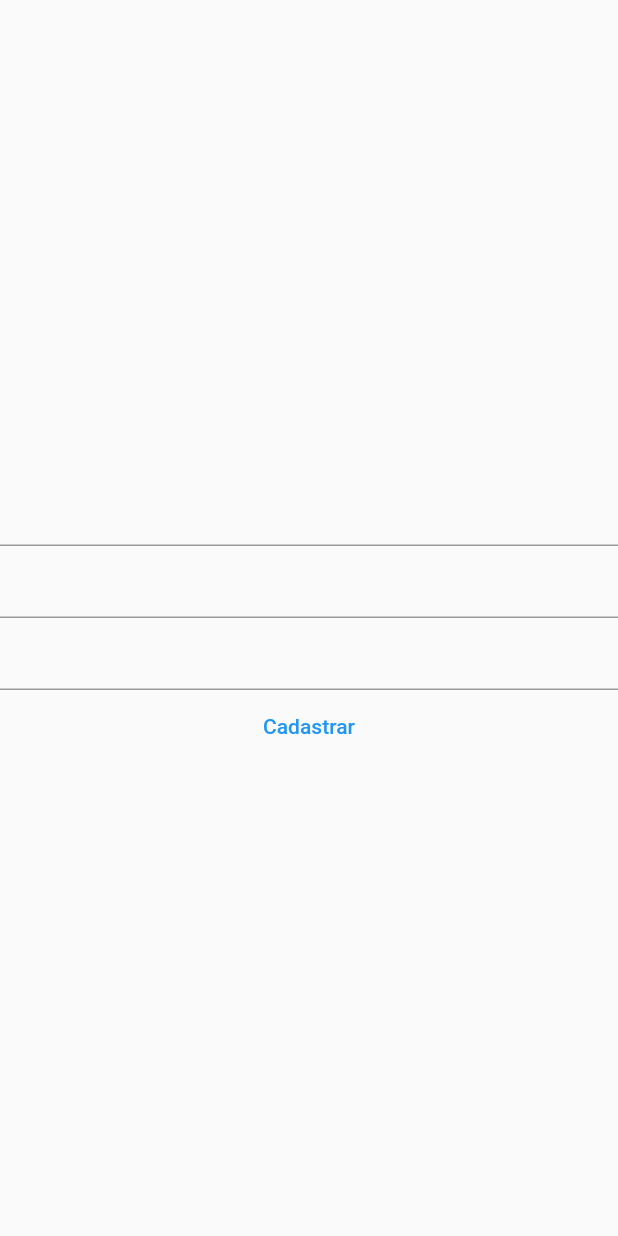
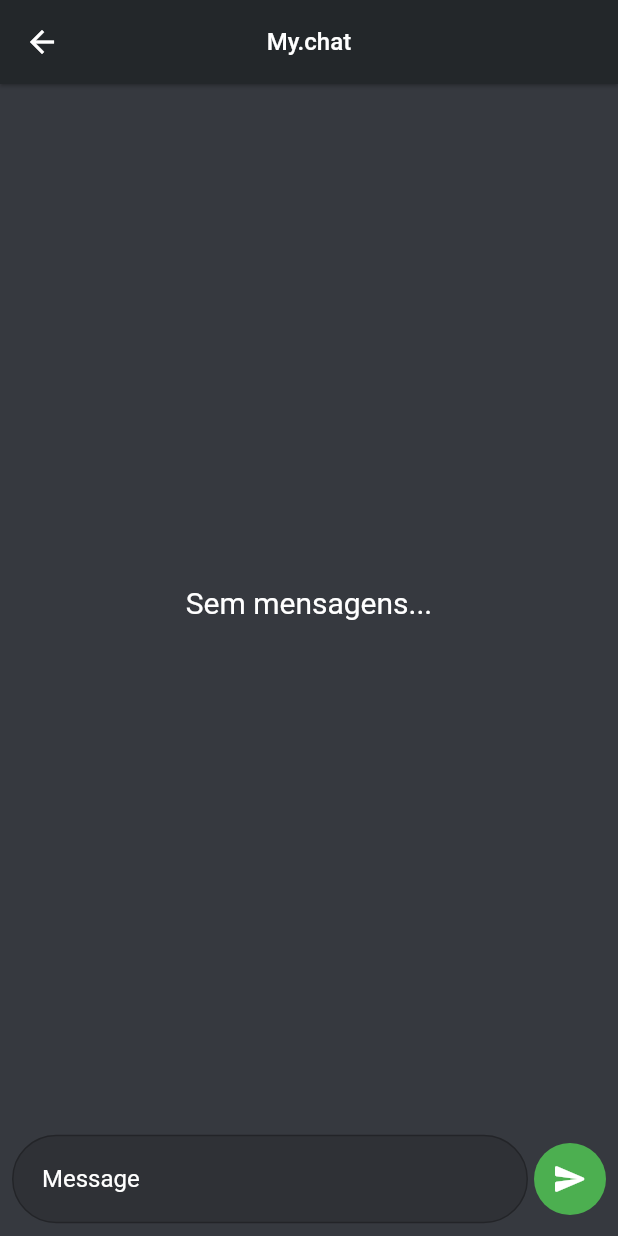
Before and after one commit to tallesrr/aplicacao, a Flutter app: the screen it shows after launch, after a tap on "Entrar", on a phone screen of 412 x 824 dp. Run offline on Flutter 3.47's test engine with Material 2 defaults, Android fonts, the phone set to English and light mode, and no system bars; our stand-ins replace cloud_firestore, firebase_core; accounts and stored records are empty.

Commit message:
novos arquivos

```diff
--- a/lib/main.dart
+++ b/lib/main.dart
@@ -1,34 +1,35 @@
-import 'package:aplicacao/ui/cadastro.dart';
-import 'package:aplicacao/ui/home_page.dart';
 import 'package:flutter/material.dart';
+import 'package:firebase_core/firebase_core.dart';
 
-void main() {
-  runApp(MaterialApp(
-      title: 'Named Routes Demo',
-      // Start the app with the "/" named route. In this case, the app starts
-      // on the FirstScreen widget.
-      initialRoute: '/',
-      routes: {
-        // When navigating to the "/" route, build the FirstScreen widget.
-        '/': (context) =>  HomePage(),
-        // When navigating to the "/second" route, build the SecondScreen widget.
-        '/cadastrar': (context) =>  Cadastrar(),
-      },
-    ),
-  );}
+import 'firebase_options.dart';
+
+import 'screens/chat_screen.dart';
+import 'screens/enter_room_screen.dart';
+
+void main() async {
+ WidgetsFlutterBinding.ensureInitialized();
+ await Firebase.initializeApp(
+   options: DefaultFirebaseOptions.currentPlatform,
+ );
+ runApp(const MyApp());
+}
 
 class MyApp extends StatelessWidget {
-  const MyApp({super.key});
+ const MyApp({Key? key}) : super(key: key);
 
-  // This widget is the root of your application.
  @override
  Widget build(BuildContext context) {
    return MaterialApp(
-      title: 'Flutter Demo',
+     debugShowCheckedModeBanner: false,
+     title: 'My.chat',
      theme: ThemeData(
        primarySwatch: Colors.blue,
      ),
-      home: HomePage(),
+     initialRoute: '/',
+     routes: {
+       '/': (context) => EnterRoomScreen(),
+       '/chat': (context) => const ChatScreen(),
+     },
    );
  }
 }
--- /dev/null
+++ b/lib/models/message_model.dart
@@ -0,0 +1,26 @@
+import 'package:cloud_firestore/cloud_firestore.dart';
+
+class MessageModel {
+ String author;
+ String message;
+ Timestamp timestamp;
+
+ MessageModel(
+     {required this.author, required this.message, required this.timestamp});
+
+ Map<String, dynamic> toJson() {
+   return {
+     'author': author,
+     'message': message,
+     'timestamp': timestamp,
+   };
+ }
+
+ factory MessageModel.fromDocument(DocumentSnapshot documentSnapshot) {
+   String author = documentSnapshot.get('author');
+   String message = documentSnapshot.get('message');
+   Timestamp timestamp = documentSnapshot.get('timestamp');
+
+   return MessageModel(author: author, message: message, timestamp: timestamp);
+ }
+}
--- /dev/null
+++ b/lib/providers/chat_provider.dart
@@ -0,0 +1,25 @@
+import 'package:cloud_firestore/cloud_firestore.dart';
+import '../models/message_model.dart';
+
+class ChatProvider {
+ final FirebaseFirestore firebaseFirestore;
+
+ ChatProvider({required this.firebaseFirestore});
+
+ Stream<QuerySnapshot> getMessageList() {
+   return firebaseFirestore
+       .collection('messages')
+       .orderBy('timestamp', descending: true)
+       .snapshots();
+ }
+
+ void sendMessage(String message, String author) {
+   MessageModel chatMessages = MessageModel(
+     author: author,
+     timestamp: Timestamp.now(),
+     message: message,
+   );
+
+   firebaseFirestore.collection('messages').add(chatMessages.toJson());
+ }
+}
--- /dev/null
+++ b/lib/screens/chat_screen.dart
@@ -0,0 +1,106 @@
+import 'package:flutter/material.dart';
+import 'package:cloud_firestore/cloud_firestore.dart';
+
+import '../models/message_model.dart';
+import '../providers/chat_provider.dart';
+import '../widgets/input_message.dart';
+import '../widgets/message_bubble.dart';
+
+class ChatScreen extends StatefulWidget {
+ const ChatScreen({Key? key}) : super(key: key);
+
+ @override
+ State<ChatScreen> createState() => _ChatScreenState();
+}
+
+class _ChatScreenState extends State<ChatScreen> {
+ final ChatProvider chatProvider =
+     ChatProvider(firebaseFirestore: FirebaseFirestore.instance);
+
+ final TextEditingController messageEditingController =
+     TextEditingController();
+
+ List<QueryDocumentSnapshot> messageList = [];
+
+ final ScrollController scrollController = ScrollController();
+
+ currentUser(context) => ModalRoute.of(context)?.settings.arguments as String;
+
+ void sendMessage(String message) {
+   if (message.isNotEmpty) {
+     messageEditingController.clear();
+     chatProvider.sendMessage(message.trim(), currentUser(context));
+     scrollController.animateTo(0,
+         duration: const Duration(milliseconds: 300), curve: Curves.easeOut);
+   }
+ }
+
+ @override
+ Widget build(BuildContext context) {
+   return Scaffold(
+     backgroundColor: const Color(0XFF36393f),
+     appBar: AppBar(
+       centerTitle: true,
+       backgroundColor: const Color(0XFF23272a),
+       elevation: 1,
+       title: const Text('My.chat', style: TextStyle(fontSize: 16)),
+     ),
+     body: Stack(
+       children: <Widget>[
+         Column(
+           children: <Widget>[
+             Flexible(
+               child: StreamBuilder<QuerySnapshot>(
+                 stream: chatProvider.getMessageList(),
+                 builder: (BuildContext context,
+                     AsyncSnapshot<QuerySnapshot> snapshot) {
+                   if (snapshot.hasData) {
+                     messageList = snapshot.data!.docs;
+
+                     if (messageList.isNotEmpty) {
+                       return ListView.builder(
+                           padding: const EdgeInsets.all(10),
+                           itemCount: messageList.length,
+                           reverse: true,
+                           controller: scrollController,
+                           itemBuilder: (context, index) =>
+                               _buildItem(index, messageList[index]));
+                     } else {
+                       return const Center(
+                         child: Text('Sem mensagens...',
+                             style: TextStyle(
+                               color: Colors.white,
+                               fontSize: 20,
+                             )),
+                       );
+                     }
+                   } else {
+                     return const Center(
+                       child: CircularProgressIndicator(
+                         color: Colors.blue,
+                       ),
+                     );
+                   }
+                 },
+               ),
+             ),
+             InputMessageWidget(
+               messageEditingController: messageEditingController,
+               handleSubmit: sendMessage,
+             ),
+           ],
+         )
+       ],
+     ),
+   );
+ }
+
+ _buildItem(int index, DocumentSnapshot? documentSnapshot) {
+   if (documentSnapshot != null) {
+     final chatMessage = MessageModel.fromDocument(documentSnapshot);
+     final isMe = chatMessage.author == currentUser(context);
+
+     return MessageBubbleWidget(chatMessage: chatMessage, isMe: isMe);
+   }
+ }
+}
--- /dev/null
+++ b/lib/screens/enter_room_screen.dart
@@ -0,0 +1,93 @@
+import 'package:flutter/material.dart';
+
+class EnterRoomScreen extends StatelessWidget {
+ EnterRoomScreen({Key? key}) : super(key: key);
+
+ final TextEditingController _nicknameEditingController =
+     TextEditingController();
+
+ @override
+ Widget build(BuildContext context) {
+   return GestureDetector(
+     onTap: () => FocusScope.of(context).unfocus(),
+     child: Scaffold(
+       backgroundColor: const Color(0XFF23272a),
+       body: Center(
+         child: Padding(
+           padding: const EdgeInsets.all(12.0),
+           child: Column(
+             mainAxisAlignment: MainAxisAlignment.center,
+             crossAxisAlignment: CrossAxisAlignment.start,
+             children: <Widget>[
+               const Text(
+                 'Seu nickname é...',
+                 style: TextStyle(fontSize: 20, color: Colors.white),
+               ),
+               const SizedBox(height: 12),
+               _nicknameInput(),
+               const SizedBox(height: 12),
+               _enterButton(context),
+             ],
+           ),
+         ),
+       ),
+     ),
+   );
+ }
+
+ Widget _nicknameInput() {
+   return TextFormField(
+     textInputAction: TextInputAction.done,
+     controller: _nicknameEditingController,
+     onChanged: (value) {},
+     cursorColor: const Color(0xff9b84ec),
+     style: const TextStyle(color: Colors.white),
+     decoration: const InputDecoration(
+       floatingLabelBehavior: FloatingLabelBehavior.never,
+       contentPadding: EdgeInsets.all(20.0),
+       filled: true,
+       fillColor: Color(0xff2f3136),
+       labelText: 'Nickname',
+       suffixText: 'Nickname',
+       hintStyle: TextStyle(color: Colors.white54),
+       labelStyle: TextStyle(color: Colors.white54),
+       enabledBorder: OutlineInputBorder(
+         borderSide: BorderSide(color: Colors.black26),
+       ),
+       focusedBorder: OutlineInputBorder(
+         borderSide: BorderSide(color: Color(0xff9b84ec), width: 1),
+         borderRadius: BorderRadius.all(Radius.circular(8.0)),
+       ),
+       border: OutlineInputBorder(
+         borderSide: BorderSide(color: Colors.red, width: 5),
+         borderRadius: BorderRadius.all(Radius.circular(8.0)),
+         gapPadding: 8.0,
+       ),
+     ),
+   );
+ }
+
+ Widget _enterButton(context) {
+   return Row(
+     children: [
+       Expanded(
+         child: ElevatedButton(
+           onPressed: () {
+             Navigator.pushNamed(context, '/chat',
+                 arguments: _nicknameEditingController.text);
+             _nicknameEditingController.clear();
+           },
+           child: const Text('Entrar'),
+           style: ElevatedButton.styleFrom(
+             textStyle: const TextStyle(
+               fontSize: 14,
+               fontWeight: FontWeight.w500,
+             ),
+             primary: const Color(0xff9b84ec),
+           ),
+         ),
+       ),
+     ],
+   );
+ }
+}
--- a/lib/ui/cadastro.dart
+++ b/lib/ui/cadastro.dart
@@ -1,6 +1,8 @@
 import 'package:flutter/material.dart';
 
 class Cadastrar extends StatelessWidget {
+  const Cadastrar({super.key});
+
   @override
   Widget build(BuildContext context) {
     return Scaffold(
@@ -11,8 +13,8 @@ class Cadastrar extends StatelessWidget {
         TextFormField(),
         TextFormField(),
          TextButton(onPressed: (){
-          Navigator.pushNamed(context, '/');
-        }, child: Text('Cadastrar'))
+          Navigator.pushNamed(context, '/voltar');
+        }, child: const Text('Cadastrar'))
       ]),
     );
   }
--- a/lib/ui/home_page.dart
+++ b/lib/ui/home_page.dart
@@ -1,6 +1,8 @@
 import 'package:flutter/material.dart';
 
 class HomePage extends StatelessWidget {
+  const HomePage({super.key});
+
   @override
   Widget build(BuildContext context) {
     return Scaffold(
@@ -12,7 +14,7 @@ class HomePage extends StatelessWidget {
         TextFormField(),
          TextButton(onPressed: (){
           Navigator.pushNamed(context, '/cadastrar');
-        }, child: Text('Entrar')),
+        }, child: const Text('Entrar')),
         const TextButton(onPressed: null, child: Text('Cadastrar'))
       ]),
     );
--- /dev/null
+++ b/lib/widgets/input_message.dart
@@ -0,0 +1,69 @@
+import 'package:flutter/material.dart';
+
+class InputMessageWidget extends StatelessWidget {
+ const InputMessageWidget({
+   Key? key,
+   required this.messageEditingController,
+   required this.handleSubmit,
+ }) : super(key: key);
+
+ final TextEditingController messageEditingController;
+ final Function(String message) handleSubmit;
+
+ @override
+ Widget build(BuildContext context) {
+   return Container(
+     padding: const EdgeInsets.all(8.0),
+     child: SizedBox(
+       width: double.infinity,
+       height: 60,
+       child: Row(
+         children: [
+           Flexible(
+               child: TextField(
+             keyboardType: TextInputType.text,
+             textCapitalization: TextCapitalization.sentences,
+             controller: messageEditingController,
+             cursorColor: const Color(0xff9b84ec),
+             style: const TextStyle(color: Colors.white),
+             decoration: const InputDecoration(
+               floatingLabelBehavior: FloatingLabelBehavior.never,
+               contentPadding: EdgeInsets.all(20.0),
+               filled: true,
+               fillColor: Color(0xff2f3136),
+               labelText: 'Message',
+               hintStyle: TextStyle(color: Colors.white),
+               labelStyle: TextStyle(color: Colors.white),
+               enabledBorder: OutlineInputBorder(
+                 borderSide: BorderSide(color: Colors.black26),
+                 borderRadius: BorderRadius.all(Radius.circular(60.0)),
+               ),
+               focusedBorder: OutlineInputBorder(
+                 borderSide: BorderSide(color: Color(0xff9b84ec), width: 1),
+                 borderRadius: BorderRadius.all(Radius.circular(60.0)),
+               ),
+               border: OutlineInputBorder(
+                 borderSide: BorderSide(color: Colors.green, width: 5),
+                 borderRadius: BorderRadius.all(Radius.circular(60.0)),
+                 gapPadding: 8.0,
+               ),
+             ),
+           )),
+           Container(
+             margin: const EdgeInsets.only(left: 4),
+             decoration: BoxDecoration(
+               color: Colors.green,
+               borderRadius: BorderRadius.circular(30),
+             ),
+             child: IconButton(
+               onPressed: () => handleSubmit(messageEditingController.text),
+               icon: const Icon(Icons.send_rounded),
+               color: Colors.white,
+             ),
+           ),
+         ],
+       ),
+     ),
+   );
+ }
+}
--- a/pubspec.yaml
+++ b/pubspec.yaml
@@ -35,6 +35,9 @@ dependencies:
   # The following adds the Cupertino Icons font to your application.
   # Use with the CupertinoIcons class for iOS style icons.
   cupertino_icons: ^1.0.2
+  firebase_core: ^2.13.0
+  cloud_firestore: ^4.7.1
+  intl: ^0.18.1
 
 dev_dependencies:
   flutter_test:
```
Also changed, not shown: lib/ui/chart.dart (+18 -1 lines), lib/widgets/message_bubble.dart (added, +57 -0 lines), lib/widgets/message_timestamp.dart (added, +28 -0 lines), lib/firebase_options.dart (added), pubspec.lock, 8 other files. Lines whose indentation alone changed are shown as unchanged.
